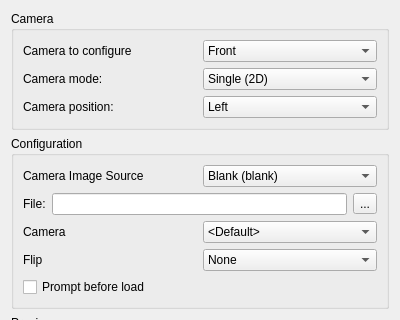
First picture: the form in src/citra_qt/configuration/configure_camera.ui, repository yeager/Borked3DS, before the edit; both pictures show x 0 to 400 and y 0 to 320 of the 400 by 489 pixel window.
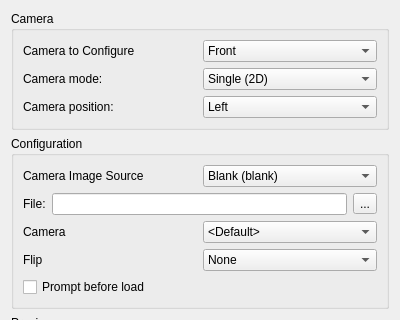
Second picture: the form after the edit.

Patch:
```diff
--- a/src/citra_qt/configuration/configure_camera.ui
+++ b/src/citra_qt/configuration/configure_camera.ui
@@ -28,7 +28,7 @@
            <string>Select the camera to configure</string>
           </property>
           <property name="text">
-           <string>Camera to configure</string>
+           <string>Camera to Configure</string>
           </property>
          </widget>
         </item>
```
